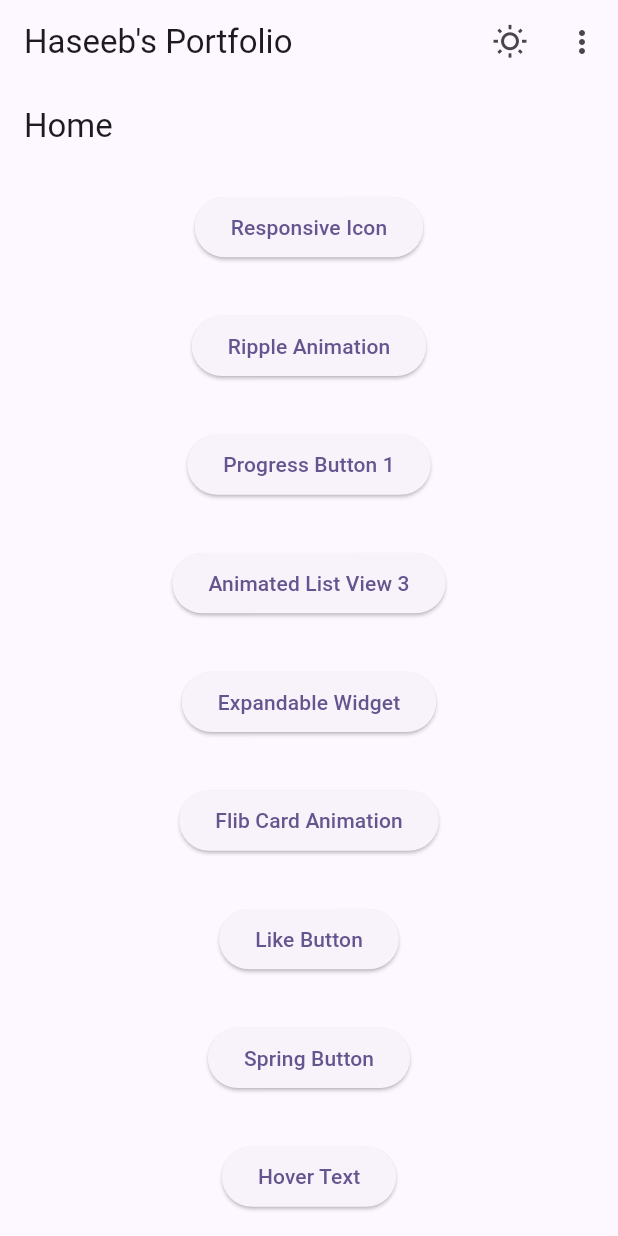
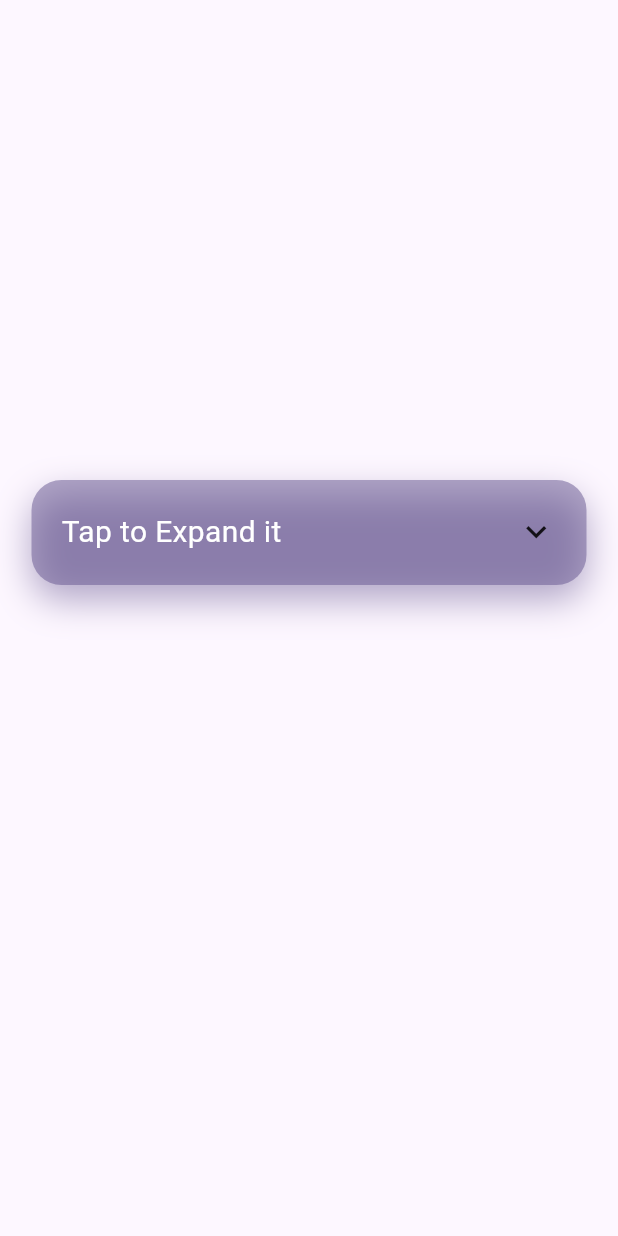
Before and after one commit to HaseebKahn365/material_by_haseeb, a Flutter app: the screen it shows after launch, after a tap on "Expandable Widget", on a phone screen of 412 x 824 dp. Run offline on Flutter 3.47's test engine with Material 3 defaults, Android fonts, the phone set to English and light mode, and no system bars; our stand-ins replace flutter_staggered_animations, progress_state_button; Roboto replaces fonts that are missing (Product Sans).

Commit message:
added several animated widgets

```diff
--- a/lib/home_view.dart
+++ b/lib/home_view.dart
@@ -1,5 +1,9 @@
 import 'package:flutter/material.dart';
 import 'package:material_by_haseeb/widgets_screens/1responsive_icon.dart';
+import 'package:material_by_haseeb/widgets_screens/2ripple_animation.dart';
+import 'package:material_by_haseeb/widgets_screens/3progress_button_1.dart';
+import 'package:material_by_haseeb/widgets_screens/4animated_listview.dart';
+import 'package:material_by_haseeb/widgets_screens/5expandable_widget.dart';
 
 /*This project is going to contain most of the beautiful widgets and components from the flutter Animation app and the flutter plugin app.
 Here is the list of the widgets that we are going to cover in this project.
@@ -49,28 +53,53 @@ class HomeBody extends StatelessWidget {
             //this is the button to launch the ripple animation widget
             ElevatedButton(
               onPressed: () {
-                Navigator.pushNamed(context, '/ripple_animation');
+                //similar to above navigate to the ripple animation widget
+                Navigator.push(
+                  context,
+                  MaterialPageRoute(
+                    builder: (context) => RippleAnimation(),
+                  ),
+                );
               },
               child: const Text('Ripple Animation'),
             ),
             //this is the button to launch the progress button 1 widget
             ElevatedButton(
               onPressed: () {
-                Navigator.pushNamed(context, '/progress_button_1');
+                //without using named routes
+                Navigator.push(
+                  context,
+                  MaterialPageRoute(
+                    builder: (context) => ProgressButton1(),
+                  ),
+                );
               },
               child: const Text('Progress Button 1'),
             ),
+
             //this is the button to launch the animated list view 3 widget
             ElevatedButton(
               onPressed: () {
-                Navigator.pushNamed(context, '/animated_list_view_3');
+                //without using named routes
+                Navigator.push(
+                  context,
+                  MaterialPageRoute(
+                    builder: (context) => SlideAnimation3(),
+                  ),
+                );
               },
               child: const Text('Animated List View 3'),
             ),
             //this is the button to launch the expandable widget
             ElevatedButton(
               onPressed: () {
-                Navigator.pushNamed(context, '/expandable_widget');
+                //without using named routes
+                Navigator.push(
+                  context,
+                  MaterialPageRoute(
+                    builder: (context) => ExpandableWidget(),
+                  ),
+                );
               },
               child: const Text('Expandable Widget'),
             ),
--- /dev/null
+++ b/lib/widgets_screens/5expandable_widget.dart
@@ -0,0 +1,135 @@
+import 'package:flutter/cupertino.dart';
+import 'package:flutter/material.dart';
+
+class ExpandableWidget extends StatefulWidget {
+  @override
+  _ExpandableWidgetState createState() => _ExpandableWidgetState();
+}
+
+class _ExpandableWidgetState extends State<ExpandableWidget> {
+  bool isTapped = true;
+  bool isExpanded = false;
+
+  @override
+  Widget build(BuildContext context) {
+    return Scaffold(
+      body: Center(
+        child: Column(
+          children: [
+            SizedBox(
+              height: 300,
+            ),
+            InkWell(
+              highlightColor: Colors.transparent,
+              splashColor: Colors.transparent,
+              onTap: () {
+                setState(() {
+                  isTapped = !isTapped;
+                });
+              },
+              onHighlightChanged: (value) {
+                setState(() {
+                  isExpanded = value;
+                });
+              },
+              child: Padding(
+                padding: const EdgeInsets.all(20.0),
+                child: AnimatedContainer(
+                  duration: Duration(seconds: 1),
+                  curve: Curves.fastLinearToSlowEaseIn,
+                  height: isTapped
+                      ? isExpanded
+                          ? 65
+                          : 70
+                      : isExpanded
+                          ? 225
+                          : 230,
+                  width: isExpanded ? 330 : 370,
+                  decoration: BoxDecoration(
+                    color:
+                        Theme.of(context).colorScheme.primary.withOpacity(0.5),
+                    borderRadius: BorderRadius.all(Radius.circular(20)),
+                    boxShadow: [
+                      BoxShadow(
+                        color: Theme.of(context)
+                            .colorScheme
+                            .primary
+                            .withOpacity(0.5),
+                        blurRadius: 20,
+                        offset: Offset(0, 10),
+                      ),
+                    ],
+                  ),
+                  padding: EdgeInsets.all(20),
+                  child: isTapped
+                      ? Column(
+                          mainAxisAlignment: MainAxisAlignment.start,
+                          children: [
+                            Row(
+                              mainAxisAlignment: MainAxisAlignment.spaceBetween,
+                              children: [
+                                Text(
+                                  'Tap to Expand it',
+                                  style: TextStyle(
+                                      color: Colors.white,
+                                      fontSize: 20,
+                                      fontWeight: FontWeight.w400),
+                                ),
+                                Icon(
+                                  isTapped
+                                      ? Icons.keyboard_arrow_down
+                                      : Icons.keyboard_arrow_up,
+                                  size: 27,
+                                ),
+                              ],
+                            ),
+                          ],
+                        )
+                      : Column(
+                          children: [
+                            Row(
+                              mainAxisAlignment: MainAxisAlignment.spaceBetween,
+                              children: [
+                                Text(
+                                  'Tap to Expand it',
+                                  style: TextStyle(
+                                      color: Colors.white,
+                                      fontSize: 20,
+                                      fontWeight: FontWeight.w400),
+                                ),
+                                Icon(
+                                  isTapped
+                                      ? Icons.keyboard_arrow_down
+                                      : Icons.keyboard_arrow_up,
+                                  color: Colors.white,
+                                  size: 27,
+                                ),
+                              ],
+                            ),
+                            SizedBox(
+                              height: 20,
+                            ),
+                            Text(
+                              isTapped
+                                  ? ''
+                                  : 'Widgets that have global keys reparent '
+                                      'their subtrees when they are moved from one '
+                                      'locatved from its old location '
+                                      'the tree.',
+                              style: TextStyle(
+                                color: Colors.white.withOpacity(0.9),
+                                fontSize: 17,
+                                fontWeight: FontWeight.w400,
+                              ),
+                            ),
+                          ],
+                        ),
+                ),
+              ),
+            ),
+          ],
+        ),
+      ),
+    );
+  }
+}
--- a/pubspec.yaml
+++ b/pubspec.yaml
@@ -35,6 +35,8 @@ dependencies:
   # The following adds the Cupertino Icons font to your application.
   # Use with the CupertinoIcons class for iOS style icons.
   cupertino_icons: ^1.0.2
+  progress_state_button: ^1.0.4
+  flutter_staggered_animations: ^1.1.1
 
 dev_dependencies:
   flutter_test:
```
Also changed, not shown: lib/widgets_screens/2ripple_animation.dart (added, +84 -0 lines), lib/widgets_screens/3progress_button_1.dart (added, +84 -0 lines), lib/widgets_screens/4animated_listview.dart (added, +58 -0 lines), pubspec.lock.
